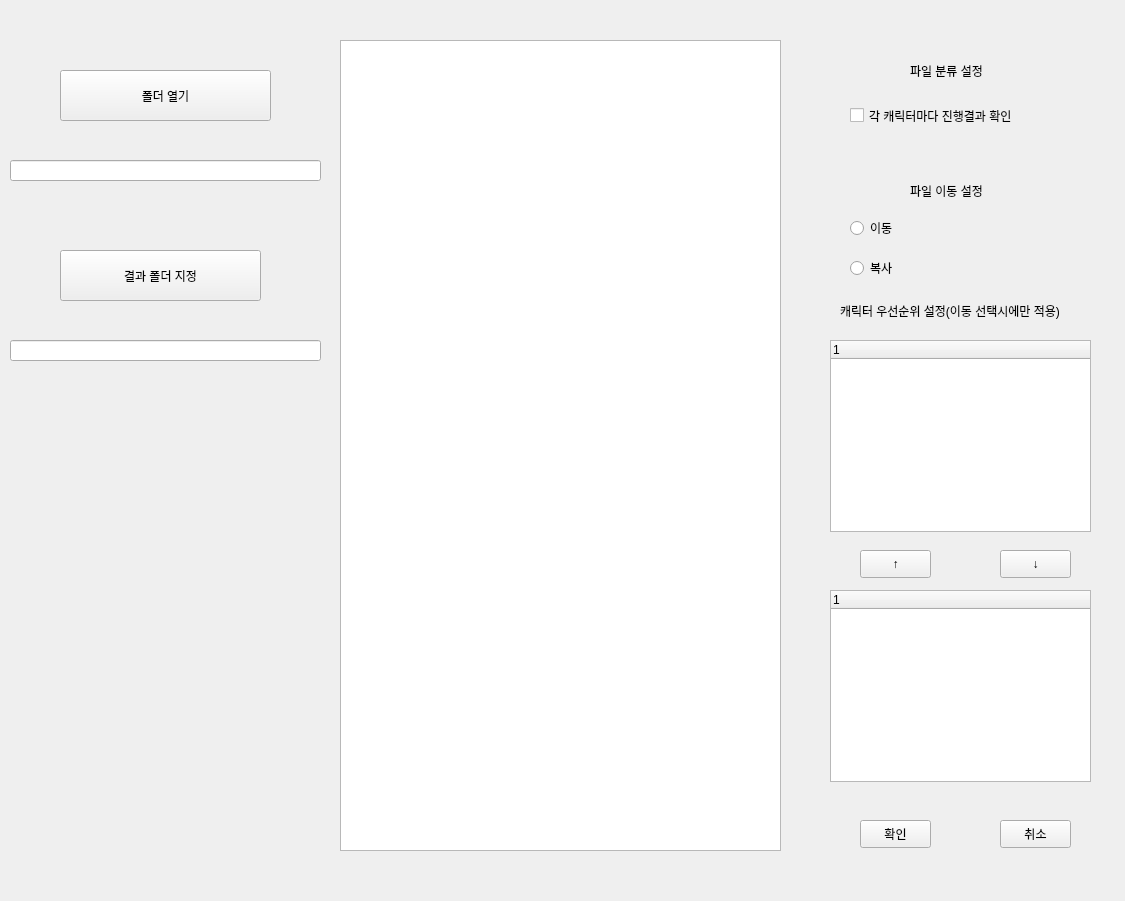
First picture: the form in Autosort_window.ui, repository SongHyungJin/GraduationProject, before the edit.
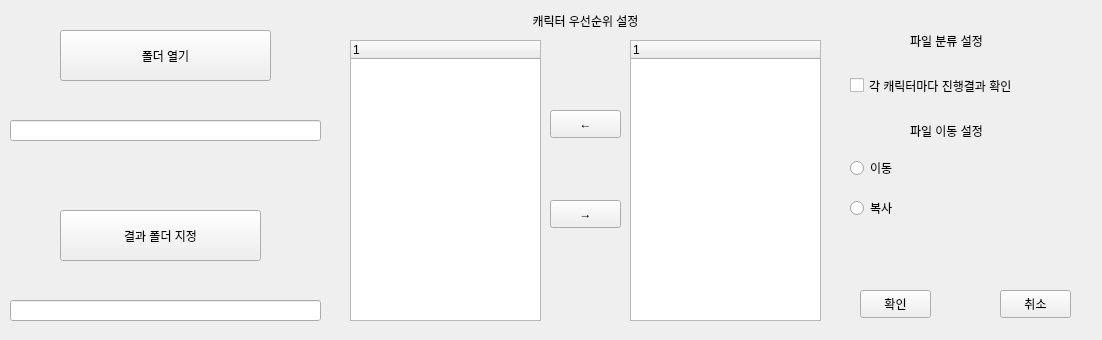
Second picture: the form after the edit.

```diff
--- a/Autosort_window.ui
+++ b/Autosort_window.ui
@@ -6,8 +6,8 @@
    <rect>
     <x>0</x>
     <y>0</y>
-    <width>1125</width>
-    <height>901</height>
+    <width>1102</width>
+    <height>340</height>
    </rect>
   </property>
   <property name="windowTitle">
@@ -17,7 +17,7 @@
    <property name="geometry">
     <rect>
      <x>60</x>
-     <y>70</y>
+     <y>30</y>
      <width>211</width>
      <height>51</height>
     </rect>
@@ -30,7 +30,7 @@
    <property name="geometry">
     <rect>
      <x>850</x>
-     <y>100</y>
+     <y>70</y>
      <width>221</width>
      <height>31</height>
     </rect>
@@ -42,21 +42,24 @@
   <widget class="QLabel" name="label_3">
    <property name="geometry">
     <rect>
-     <x>840</x>
-     <y>300</y>
+     <x>460</x>
+     <y>10</y>
      <width>251</width>
      <height>21</height>
     </rect>
    </property>
    <property name="text">
-    <string>캐릭터 우선순위 설정(이동 선택시에만 적용)</string>
+    <string>캐릭터 우선순위 설정</string>
+   </property>
+   <property name="alignment">
+    <set>Qt::AlignCenter</set>
    </property>
   </widget>
   <widget class="QPushButton" name="buttonOK">
    <property name="geometry">
     <rect>
      <x>860</x>
-     <y>820</y>
+     <y>290</y>
      <width>71</width>
      <height>28</height>
     </rect>
@@ -69,7 +72,7 @@
    <property name="geometry">
     <rect>
      <x>1000</x>
-     <y>820</y>
+     <y>290</y>
      <width>71</width>
      <height>28</height>
     </rect>
@@ -81,44 +84,34 @@
   <widget class="QPushButton" name="buttonUP">
    <property name="geometry">
     <rect>
-     <x>860</x>
-     <y>550</y>
+     <x>550</x>
+     <y>110</y>
      <width>71</width>
      <height>28</height>
     </rect>
    </property>
    <property name="text">
-    <string>↑</string>
+    <string>←</string>
    </property>
   </widget>
   <widget class="QPushButton" name="buttonDown">
    <property name="geometry">
     <rect>
-     <x>1000</x>
-     <y>550</y>
+     <x>550</x>
+     <y>200</y>
      <width>71</width>
      <height>28</height>
     </rect>
    </property>
    <property name="text">
-    <string>↓</string>
-   </property>
-  </widget>
-  <widget class="QListWidget" name="listWidget_3">
-   <property name="geometry">
-    <rect>
-     <x>340</x>
-     <y>40</y>
-     <width>441</width>
-     <height>811</height>
-    </rect>
+    <string>→</string>
    </property>
   </widget>
   <widget class="QLabel" name="label_4">
    <property name="geometry">
     <rect>
      <x>910</x>
-     <y>60</y>
+     <y>30</y>
      <width>101</width>
      <height>21</height>
     </rect>
@@ -131,7 +124,7 @@
    <property name="geometry">
     <rect>
      <x>910</x>
-     <y>180</y>
+     <y>120</y>
      <width>101</width>
      <height>21</height>
     </rect>
@@ -143,10 +136,10 @@
   <widget class="QTreeWidget" name="treeWidget">
    <property name="geometry">
     <rect>
-     <x>830</x>
-     <y>340</y>
-     <width>261</width>
-     <height>192</height>
+     <x>350</x>
+     <y>40</y>
+     <width>191</width>
+     <height>281</height>
     </rect>
    </property>
    <column>
@@ -158,10 +151,10 @@
   <widget class="QTreeWidget" name="treeWidget_2">
    <property name="geometry">
     <rect>
-     <x>830</x>
-     <y>590</y>
-     <width>261</width>
-     <height>192</height>
+     <x>630</x>
+     <y>40</y>
+     <width>191</width>
+     <height>281</height>
     </rect>
    </property>
    <column>
@@ -174,7 +167,7 @@
    <property name="geometry">
     <rect>
      <x>60</x>
-     <y>250</y>
+     <y>210</y>
      <width>201</width>
      <height>51</height>
     </rect>
@@ -187,7 +180,7 @@
    <property name="geometry">
     <rect>
      <x>10</x>
-     <y>160</y>
+     <y>120</y>
      <width>311</width>
      <height>21</height>
     </rect>
@@ -197,7 +190,7 @@
    <property name="geometry">
     <rect>
      <x>10</x>
-     <y>340</y>
+     <y>300</y>
      <width>311</width>
      <height>21</height>
     </rect>
@@ -207,7 +200,7 @@
    <property name="geometry">
     <rect>
      <x>850</x>
-     <y>220</y>
+     <y>160</y>
      <width>90</width>
      <height>16</height>
     </rect>
@@ -220,7 +213,7 @@
    <property name="geometry">
     <rect>
      <x>850</x>
-     <y>260</y>
+     <y>200</y>
      <width>90</width>
      <height>16</height>
     </rect>
```
Left out of the diff: 3 changed lines with no effect on the pictures.
